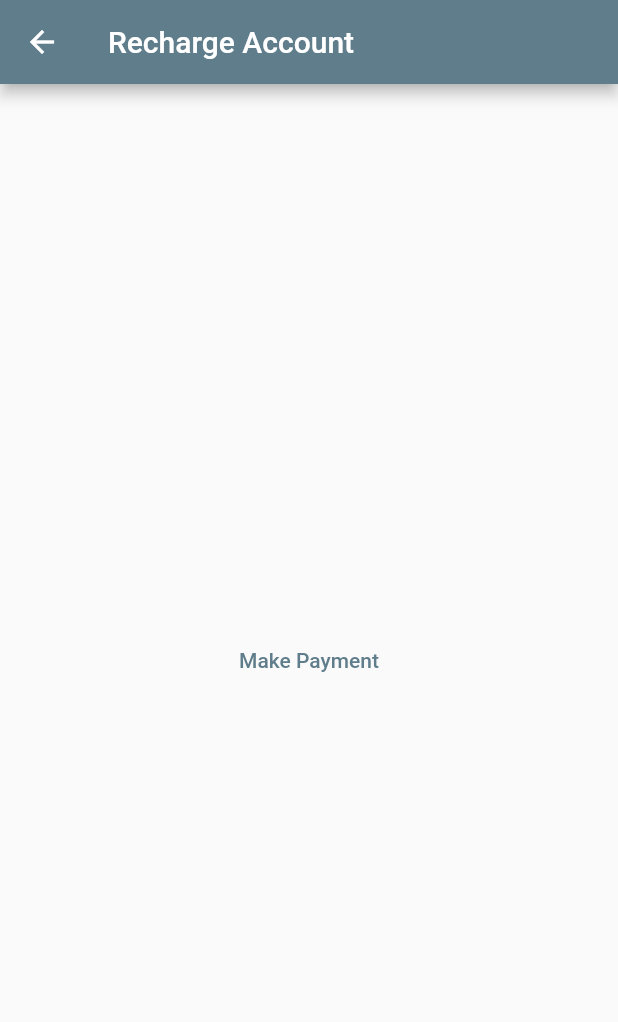
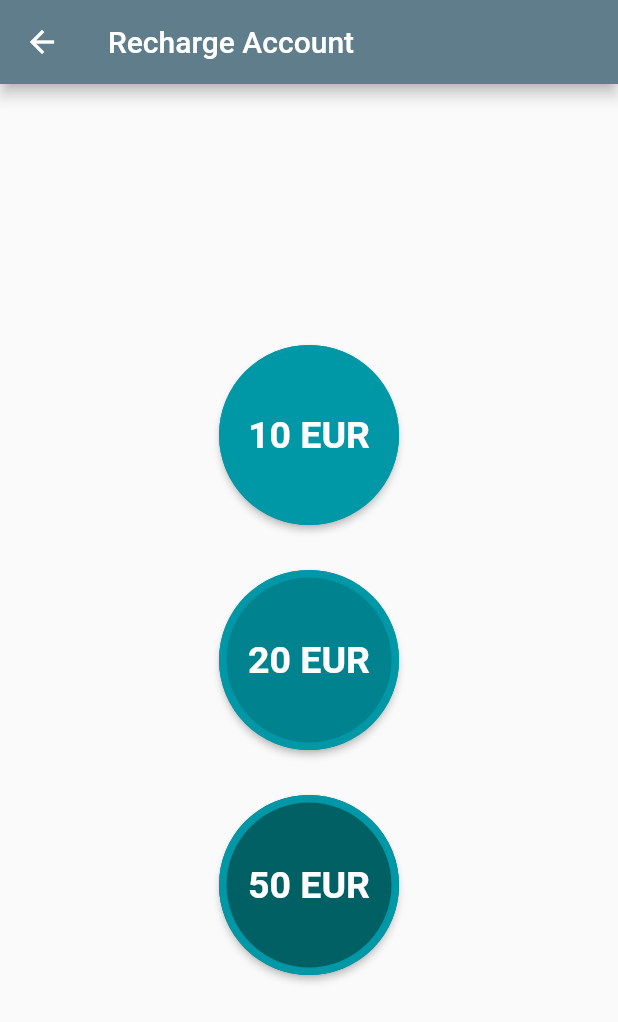
Before and after one commit to nerdsee/aviabar, a Flutter app: the RechargePage screen opened directly, on a phone screen of 412 x 824 dp. Shown: the top 1022 px of the screen. Run offline on Flutter 3.47's test engine with Material 2 defaults, Android fonts, the phone set to English and light mode, and no system bars; our stand-ins replace email_validator, extended_image, flutter_slidable, grouped_list, shared_preferences; missing offline and left inert: flutter_paypal, nfc_manager; accounts and stored records are empty; network calls fail.

Commit message:
first paypal transactions

```diff
--- a/lib/code/backend.dart
+++ b/lib/code/backend.dart
@@ -1,6 +1,7 @@
 import 'dart:convert';
 import 'dart:io';
 
+import 'package:aviabar/code/ppresponse.dart';
 import 'package:flutter/material.dart';
 import 'package:http/http.dart' as http;
 import 'package:aviabar/code/user.dart';
@@ -229,4 +230,8 @@ class AviabarBackend {
     removeUserFromPreferences();
     currentUser = AviabarUser.empty();
   }
+
+  void rechargeUser(PPResponse response) {
+    print("Recharge: ${currentUser.name} with ${response.amount}");
+  }
 }
--- /dev/null
+++ b/lib/code/ppresponse.dart
@@ -0,0 +1,34 @@
+class PPResponse {
+  late String status;
+  late String payerId;
+  late String paymentId;
+  late String payerEmail;
+  late String payerFirstName;
+  late String payerLastName;
+  double amount = 0;
+
+  PPResponse(Map params) {
+    try {
+      status = params["status"];
+      payerId = params["payerID"];
+      paymentId = params["paymentId"];
+      payerEmail = params["data"]["payer"]["payer_info"]["email"];
+      payerFirstName = params["data"]["payer"]["payer_info"]["first_name"];
+      payerLastName = params["data"]["payer"]["payer_info"]["last_name"];
+    } catch (e) {
+      print("PPR: $e");
+    }
+    try {
+      String stramount = params["data"]["transactions"][0]["amount"]["total"];
+      amount = double.parse(stramount);
+    } catch (e) {
+      print("Amount not read: $e");
+    }
+
+  }
+
+  @override
+  String toString() {
+    return "status: $status - payer: $payerEmail / $payerFirstName $payerLastName - paymentId: $paymentId";
+  }
+}
--- a/lib/recharge.dart
+++ b/lib/recharge.dart
@@ -1,5 +1,8 @@
+import 'package:aviabar/code/backend.dart';
 import 'package:flutter/material.dart';
 import 'package:flutter_paypal/flutter_paypal.dart';
+
+import 'code/ppresponse.dart';
 
 class RechargePage extends StatefulWidget {
   const RechargePage({Key? key}) : super(key: key);
@@ -16,52 +19,81 @@ class _RechargePageState extends State<RechargePage> {
           title: const Text("Recharge Account"),
         ),
         body: Center(
-          child: TextButton(
-              onPressed: () => {
+            child: Column(mainAxisAlignment: MainAxisAlignment.center, children: [
+          ElevatedButton(
+            onPressed: () {
+              recharge(10);
+            },
+            style: ElevatedButton.styleFrom(
+                fixedSize: const Size(120, 120),
+                shape: const CircleBorder(side: BorderSide(color: Color(0xFF0097A7), width: 5)),
+                primary: Colors.cyan[700]),
+            child: Text(
+              "10 EUR",
+              style: TextStyle(fontSize: 25, fontWeight: FontWeight.bold),
+            ),
+          ),
+          SizedBox(height: 30),
+          ElevatedButton(
+            onPressed: () {
+              recharge(20);
+            },
+            style: ElevatedButton.styleFrom(
+                fixedSize: const Size(120, 120),
+                shape: const CircleBorder(side: BorderSide(color: Color(0xFF0097A7), width: 5)),
+                primary: Colors.cyan[800]),
+            child: Text(
+              "20 EUR",
+              style: TextStyle(fontSize: 25, fontWeight: FontWeight.bold),
+            ),
+          ),
+          SizedBox(height: 30),
+          ElevatedButton(
+            onPressed: () {
+              recharge(50);
+            },
+            style: ElevatedButton.styleFrom(
+                fixedSize: const Size(120, 120),
+                shape: const CircleBorder(side: BorderSide(color: Color(0xFF0097A7), width: 5)),
+                primary: Colors.cyan[900]),
+            child: Text(
+              "50 EUR",
+              style: TextStyle(fontSize: 25, fontWeight: FontWeight.bold),
+            ),
+          ),
+        ])));
+  }
+
+  void recharge(double amount) {
     Navigator.of(context).push(
       MaterialPageRoute(
         builder: (BuildContext context) => UsePaypal(
             sandboxMode: true,
-                            clientId:
-                                "Ae4hjP3lezF1UcaxXCCMlYc1jrKtb1mQ-cygE2ZyFibZWmqxf2eHhF9hmP1xSyyS01_xBHFw5hRN3zIS",
-                            secretKey:
-                                "EKlG8pc5vsUd3HyWQ5aopwm43cuTkkKDa4vuzPjOpX1G2KKiqX-3e8CWJcB9V6OkyuRKUEUU3MVQIYfg",
+            clientId: "Ae4hjP3lezF1UcaxXCCMlYc1jrKtb1mQ-cygE2ZyFibZWmqxf2eHhF9hmP1xSyyS01_xBHFw5hRN3zIS",
+            secretKey: "EKlG8pc5vsUd3HyWQ5aopwm43cuTkkKDa4vuzPjOpX1G2KKiqX-3e8CWJcB9V6OkyuRKUEUU3MVQIYfg",
             returnURL: "https://samplesite.com/return",
             cancelURL: "https://samplesite.com/cancel",
-                            transactions: const [
+            transactions: [
               {
                 "amount": {
-                                  "total": '10',
+                  "total": amount,
                   "currency": "EUR",
-                                  "details": {"subtotal": '10', "shipping": '0', "shipping_discount": 0}
+                  "details": {"subtotal": amount, "shipping": '0', "shipping_discount": 0}
                 },
-                                "description": "The payment transaction description.",
-                                // "payment_options": {
-                                //   "allowed_payment_method":
-                                //       "INSTANT_FUNDING_SOURCE"
-                                // },
+                "description": "AVIABAR Credits.",
                 "item_list": {
                   "items": [
-                                    {"name": "A demo product", "quantity": 1, "price": '10', "currency": "EUR"}
+                    {"name": "AVIABAR Credits", "quantity": 1, "price": amount, "currency": "EUR"}
                   ],
-
-                                  // shipping address is not required though
-                                  "shipping_address": {
-                                    "recipient_name": "Jane Foster",
-                                    "line1": "Travis County",
-                                    "line2": "",
-                                    "city": "Austin",
-                                    "country_code": "US",
-                                    "postal_code": "73301",
-                                    "phone": "+00000000",
-                                    "state": "Texas"
-                                  },
                 }
               }
             ],
             note: "Contact us for any questions on your order.",
             onSuccess: (Map params) async {
+              var response = PPResponse(params);
               print("onSuccess: $params");
+              print("Response: $response");
+              AviabarBackend().rechargeUser(response);
             },
             onError: (error) {
               print("onError: $error");
@@ -70,9 +102,6 @@ class _RechargePageState extends State<RechargePage> {
               print('cancelled: $params');
             }),
       ),
-                    )
-                  },
-              child: const Text("Make Payment")),
-        ));
+    );
   }
 }
```
Lines whose indentation alone changed are shown as unchanged.
